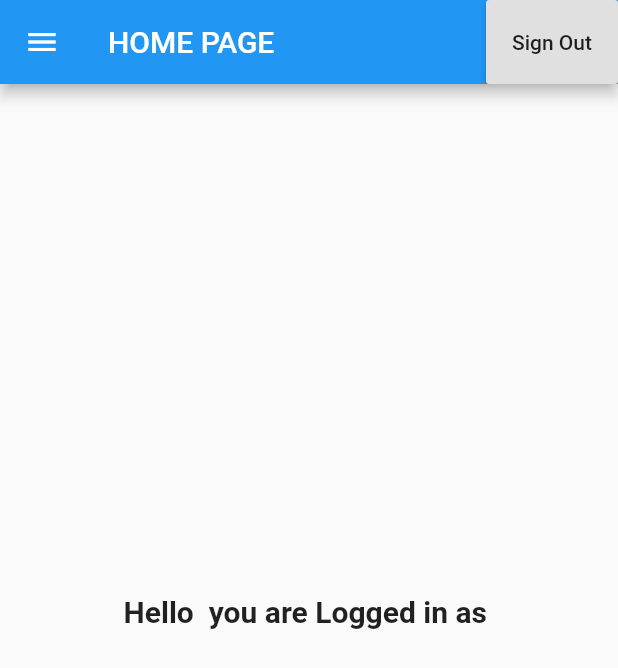
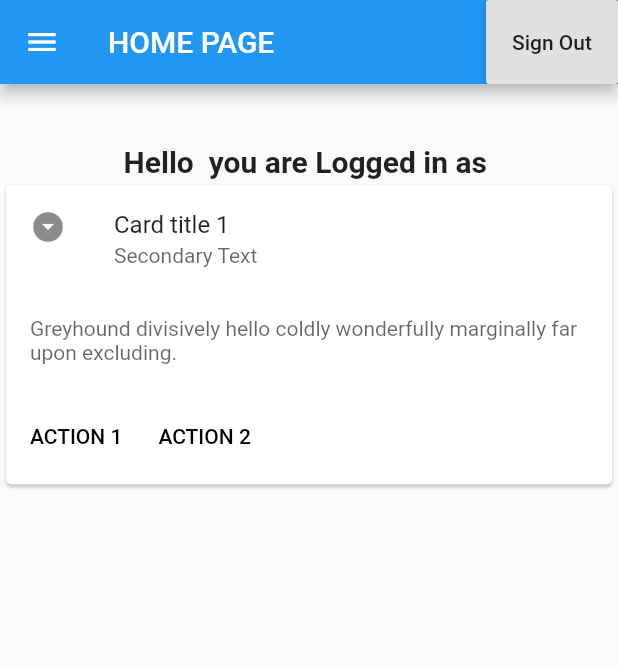
Before and after one commit to srijan-bytes/AntyodayaApp, a Flutter app: the HomePage screen opened directly, on a phone screen of 412 x 824 dp. Shown: the top 668 px of the screen. Run offline on Flutter 3.47's test engine with Material 2 defaults, Android fonts, the phone set to English and light mode, and no system bars; our stand-ins replace cloud_firestore, firebase_auth, firebase_core, firebase_storage, flutter_spinkit, fluttertoast and 1 more; accounts and stored records are empty; network calls fail.

Commit message:
added tile

```diff
--- a/antyodaya_app/lib/HomePage.dart
+++ b/antyodaya_app/lib/HomePage.dart
@@ -65,19 +65,55 @@ class _HomePageState extends State<HomePage> {
                 children: <Widget>[
                   SizedBox(height: 40.0),
                   Container(
-                    height: 300,
-                    // child: Image(
-                    //   image: AssetImage("images/welcome.jpg"),
-                    //   fit: BoxFit.contain,
-                    // ),
-                  ),
-                  Container(
                     child: Text(
                       "Hello ${user.displayName} you are Logged in as ${user.email}",
                       style: TextStyle(
                           fontSize: 20.0, fontWeight: FontWeight.bold),
                     ),
                   ),
+                  Card(
+                    clipBehavior: Clip.antiAlias,
+                    child: Column(
+                      children: [
+                        ListTile(
+                          leading: Icon(Icons.arrow_drop_down_circle),
+                          title: const Text('Card title 1'),
+                          subtitle: Text(
+                            'Secondary Text',
+                            style:
+                                TextStyle(color: Colors.black.withOpacity(0.6)),
+                          ),
+                        ),
+                        Padding(
+                          padding: const EdgeInsets.all(16.0),
+                          child: Text(
+                            'Greyhound divisively hello coldly wonderfully marginally far upon excluding.',
+                            style:
+                                TextStyle(color: Colors.black.withOpacity(0.6)),
+                          ),
+                        ),
+                        ButtonBar(
+                          alignment: MainAxisAlignment.start,
+                          children: [
+                            FlatButton(
+                              onPressed: () {
+                                // Perform some action
+                              },
+                              child: const Text('ACTION 1'),
+                            ),
+                            FlatButton(
+                              onPressed: () {
+                                // Perform some action
+                              },
+                              child: const Text('ACTION 2'),
+                            ),
+                          ],
+                        ),
+                        //Image.asset('assets/card-sample-image.jpg'),
+                      ],
+                    ),
+                  )
+
                   // ignore: deprecated_member_use
                   // RaisedButton(
                   //   padding: EdgeInsets.fromLTRB(70, 10, 70, 10),
--- a/antyodaya_app/lib/screens/screenNav/editProfile.dart
+++ b/antyodaya_app/lib/screens/screenNav/editProfile.dart
@@ -77,9 +77,9 @@ class _EditProfileState extends State<EditProfile> {
     _usernameController = TextEditingController(text: name);
     _addController = TextEditingController(text: address);
 
-    var ref =
-        FirebaseStorage.instance.ref().child('Users/' + uId + '/profile.png');
-    ref.getDownloadURL().then((loc) => setState(() => _imageUrl = loc));
+    var ref = null;
+    // FirebaseStorage.instance.ref().child('Users/' + uId + '/profile.png');
+    // ref.getDownloadURL().then((loc) => setState(() => _imageUrl = loc));
   }
 
   @override
--- a/antyodaya_app/lib/screens/screenNav/profile.dart
+++ b/antyodaya_app/lib/screens/screenNav/profile.dart
@@ -56,10 +56,10 @@ class _ProfilePageState extends State<ProfilePage> {
     getUserId();
     getUserInfo();
     super.initState();
-    var ref =
-        FirebaseStorage.instance.ref().child('Users/' + uId + '/profile.png');
-    ref.getDownloadURL().then((loc) =>
-        setState(() => _imageUrl = loc)); //setting path for profile image
+    var ref = null;
+    // FirebaseStorage.instance.ref().child('Users/' + uId + '/profile.png');
+    // ref.getDownloadURL().then((loc) =>
+    //     setState(() => _imageUrl = loc)); //setting path for profile image
   }
 
   @override
```
